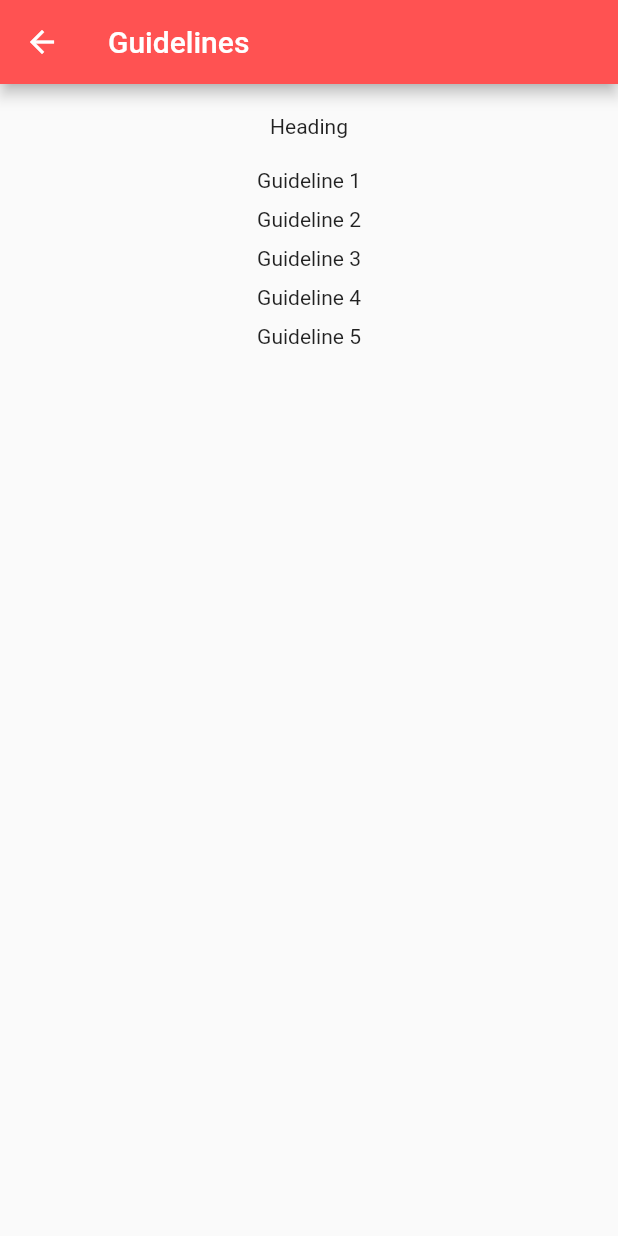
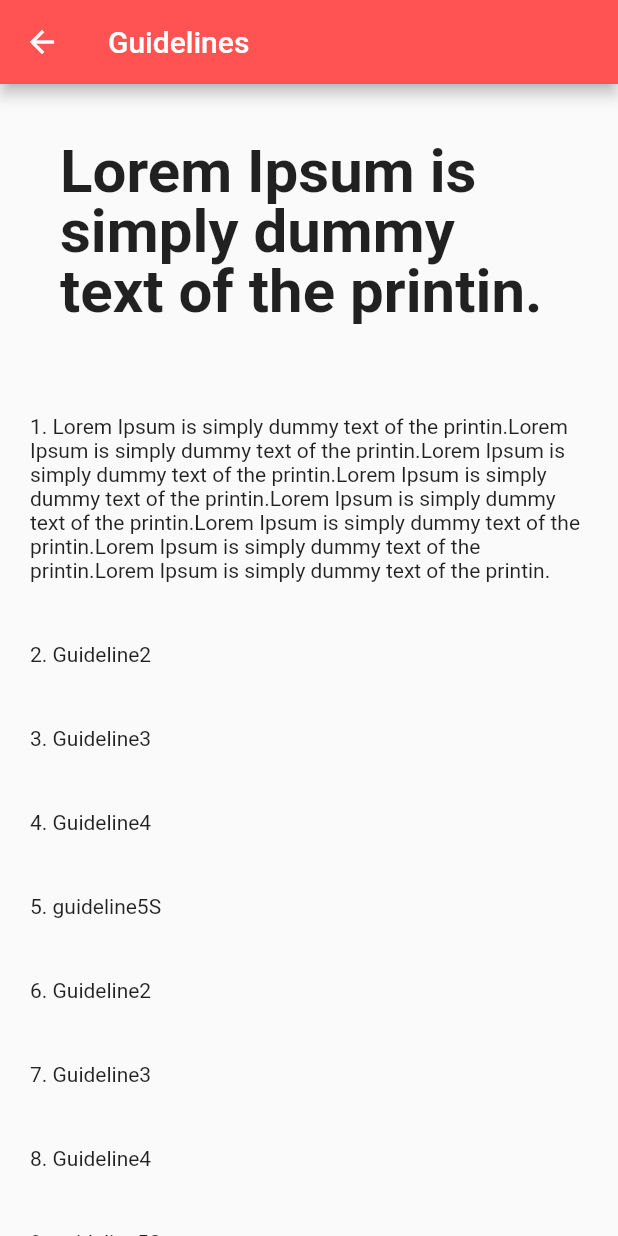
Before and after one commit to Spiral-Forge/Mentorship, a Flutter app: the screen it shows once a user with an empty profile is signed in, in the side drawer, after a tap on "Guidelines", on a phone screen of 412 x 824 dp. Run offline on Flutter 3.47's test engine with Material 2 defaults, Android fonts, the phone set to English and light mode, and no system bars; our stand-ins replace cloud_firestore, firebase_auth, flutter_spinkit, google_fonts, hexcolor; missing offline and left inert: dart:js; accounts and stored records are empty.

Commit message:
guidelines update

```diff
--- a/lib/screens/sidebarScreens/guidelines.dart
+++ b/lib/screens/sidebarScreens/guidelines.dart
@@ -1,31 +1,84 @@
 import 'package:flutter/material.dart';
+import 'package:dbapp/shared/constants.dart';
+
+import '../../shared/constants.dart';
+import '../../shared/constants.dart';
 
 class Guidelines extends StatelessWidget {
+  final List guidelinelist=["Lorem Ipsum is simply dummy text of the printin.Lorem Ipsum is simply dummy text of the printin.Lorem Ipsum is simply dummy text of the printin.Lorem Ipsum is simply dummy text of the printin.Lorem Ipsum is simply dummy text of the printin.Lorem Ipsum is simply dummy text of the printin.Lorem Ipsum is simply dummy text of the printin.Lorem Ipsum is simply dummy text of the printin.","Guideline2","Guideline3","Guideline4","guideline5S","Guideline2","Guideline3","Guideline4","guideline5S","Guideline2","Guideline3","Guideline4","guideline5S","Guideline2","Guideline3","Guideline4","guideline5S","Guideline2","Guideline3","Guideline4","guideline5S"];
 
+  Widget guidelineList(){
+      return Center(
+        child: Container(
+            child:ListView.builder(
+            itemCount: guidelinelist.length+1,
+            itemBuilder: (context,index){
+              if(index==0){
+                return Container(
+                  padding: EdgeInsets.all(40.0),
+                  child:Text("Lorem Ipsum is simply dummy text of the printin.",style: headingDecoration,)
+                );
+              }
+              else{
+                return Container(
+                  padding: EdgeInsets.symmetric(horizontal:20.0,vertical:20.0),
+                  child:Text((index).toString()+". "+guidelinelist[index-1])
+                );
+              }
+            }
+            ),
+        )
+      );
+  }
   @override
   Widget build(BuildContext context) {
     return new Scaffold(
       appBar: new AppBar(title: new Text("Guidelines"), backgroundColor: Colors.redAccent),
-      body: Container(
-        padding: EdgeInsets.only(top:20.0),
-        child: Center(
-          child: Column(
-            children:<Widget>[
-              Text("Heading"),
-              SizedBox(height:20.0),
-              Text("Guideline 1"),
-              SizedBox(height:10.0),
-              Text("Guideline 2"),
-              SizedBox(height:10.0),
-              Text("Guideline 3"),
-              SizedBox(height:10.0),
-              Text("Guideline 4"),
-              SizedBox(height:10.0),
-              Text("Guideline 5"),
-            ]
-          ),
-        ),
-      )
+      body: guidelineList()
+      // Container(
+      //   padding: EdgeInsets.symmetric(horizontal:20.0,vertical:10.0),
+      //   child: Center(
+      //     child: Column(
+      //       children:<Widget>[
+      //         Text("Code Of Conduct for Mentors and Mentees",style:headingDecoration),
+      //         SizedBox(height:20.0),
+      //         Text("1. orem Ipsum is simply dummy text of the printing and typesetting industry. Lorem Ipsum has been the industry's standard dummy text ever since the 1500s, when an"),
+      //         SizedBox(height:10.0),
+      //         Text("Guideline 2"),
+      //         SizedBox(height:10.0),
+      //         Text("Guideline 3"),
+      //         SizedBox(height:10.0),
+      //         Text("Guideline 4"),
+      //         SizedBox(height:10.0),
+      //         Text("Guideline 5"),
+      //         SizedBox(height:10.0),
+      //         Text("Guideline 2"),
+      //         SizedBox(height:10.0),
+      //         Text("Guideline 3"),
+      //         SizedBox(height:10.0),
+      //         Text("Guideline 4"),
+      //         SizedBox(height:10.0),
+      //         Text("Guideline 5"),
+      //         SizedBox(height:10.0),
+      //         Text("Guideline 2"),
+      //         SizedBox(height:10.0),
+      //         Text("Guideline 3"),
+      //         SizedBox(height:10.0),
+      //         Text("Guideline 4"),
+      //         SizedBox(height:10.0),
+      //         Text("Guideline 5"),
+      //         SizedBox(height:10.0),
+      //         Text("Guideline 2"),
+      //         SizedBox(height:10.0),
+      //         Text("Guideline 3"),
+      //         SizedBox(height:10.0),
+      //         Text("Guideline 4"),
+      //         SizedBox(height:10.0),
+      //         Text("Guideline 5"),
+      //       ]
+      //     ),
+      //   ),
+      // )
       // new Center(
       //   child: Text("Code of conduct for mentors and mentees"),
       // ),
--- a/lib/shared/constants.dart
+++ b/lib/shared/constants.dart
@@ -14,3 +14,9 @@ const textInputDecorations=InputDecoration(
                         )
                       )
                   );
+
+const headingDecoration=TextStyle(
+                      fontWeight: FontWeight.bold,
+                      fontSize: 40.0,
+                      height: 1
+);
```
